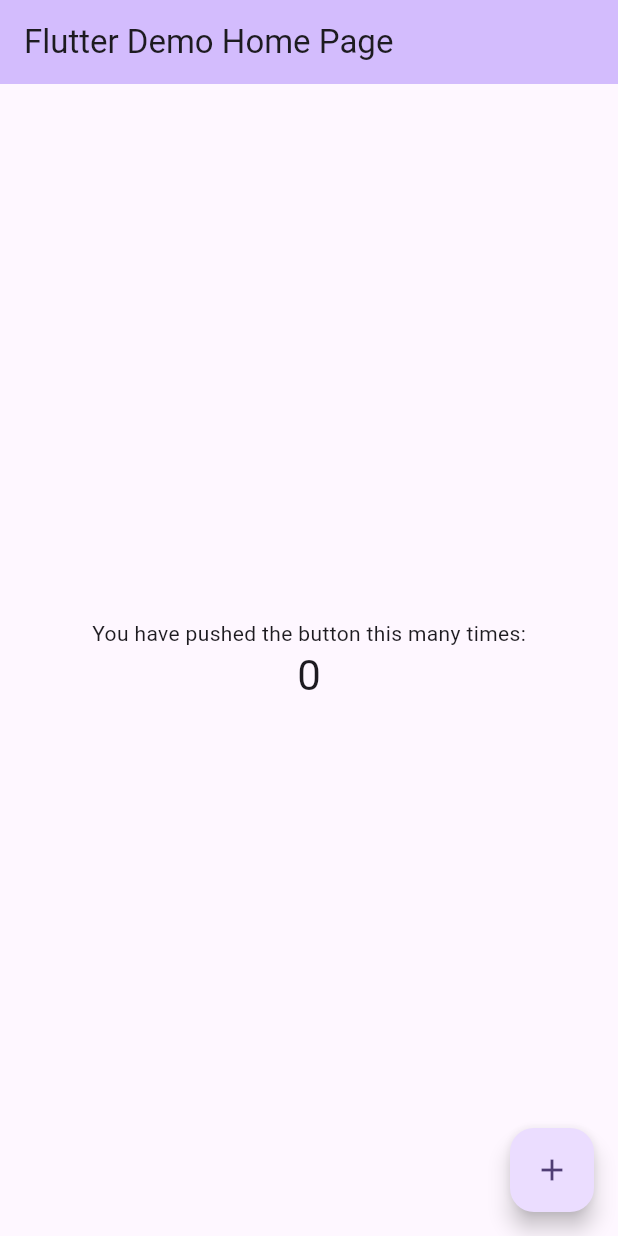
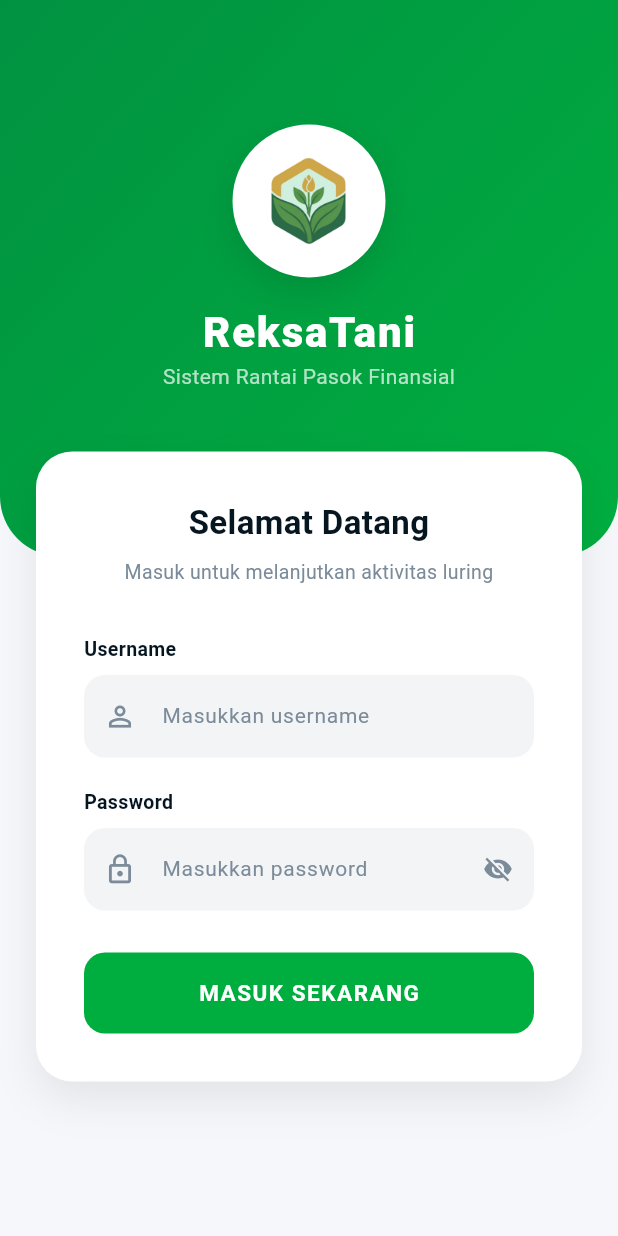
Before and after one commit to Umeem26/ReksaTani-App, a Flutter app: the screen it shows after launch, on a phone screen of 412 x 824 dp. Run offline on Flutter 3.47's test engine with Material 3 defaults, Android fonts, the light colour scheme and no system bars; our stand-ins replace flutter_dotenv, hive, hive_flutter; missing offline and left inert: mongo_dart; accounts and stored records are empty.

Commit message:
feat: implementasi Auth offline-first RBAC login

```diff
--- /dev/null
+++ b/reksatani_app/lib/core/routing/app_router.dart
@@ -0,0 +1,63 @@
+import 'package:flutter/material.dart';
+import '../../features/auth/screens/login_screen.dart';
+import '../../features/auth/controllers/auth_controller.dart';
+import '../../services/hive_service.dart';
+
+class AppRouter {
+  static Widget getGatekeeper() {
+    final usersBox = HiveService().usersBox;
+    final currentUser = usersBox.get('currentUser');
+
+    if (currentUser == null) {
+      return const LoginScreen();
+    }
+
+    // --- LOGIKA RBAC FINAL ---
+    if (currentUser.role == 'pengepul') {
+      return _buildPlaceholder(role: 'Pengepul', color: Colors.green, contextName: currentUser.username);
+    } else if (currentUser.role == 'manajer') {
+      return _buildPlaceholder(role: 'Manajer Gudang', color: Colors.amber, contextName: currentUser.username);
+    }
+
+    return const LoginScreen();
+  }
+
+  // --- UI SEMENTARA UNTUK TEST LOGOUT (WIP) ---
+  static Widget _buildPlaceholder({required String role, required Color color, required String contextName}) {
+    return Builder(
+      builder: (context) {
+        return Scaffold(
+          appBar: AppBar(
+            title: Text('WIP: Dasbor $role'),
+            backgroundColor: color,
+            actions: [
+              IconButton(
+                icon: const Icon(Icons.logout),
+                tooltip: 'Test Logout',
+                onPressed: () async {
+                  // Panggil fungsi logout dari controller buatanmu
+                  await AuthController().logout();
+
+                  // Refresh Gatekeeper
+                  if (context.mounted) {
+                    Navigator.pushReplacement(
+                      context,
+                      MaterialPageRoute(builder: (context) => AppRouter.getGatekeeper()),
+                    );
+                  }
+                },
+              ),
+            ],
+          ),
+          body: Center(
+            child: Text(
+              'Login sukses sebagai $contextName ($role).\n\nSilakan teman UI melanjutkan slicing di sini!',
+              textAlign: TextAlign.center,
+              style: const TextStyle(fontSize: 16),
+            ),
+          ),
+        );
+      }
+    );
+  }
+}
--- /dev/null
+++ b/reksatani_app/lib/features/auth/controllers/auth_controller.dart
@@ -0,0 +1,66 @@
+import 'package:flutter/material.dart';
+import 'package:mongo_dart/mongo_dart.dart' as mongo; // Import mongo_dart
+import '../../../models/hive/user_hive_model.dart';
+import '../../../services/hive_service.dart';
+import '../../../services/mongodb_service.dart'; // Import MongoDB Service temanmu
+
+class AuthController {
+  final ValueNotifier<bool> isLoading = ValueNotifier(false);
+  final ValueNotifier<String?> errorMessage = ValueNotifier(null);
+
+  Future<bool> login(String username, String password) async {
+    isLoading.value = true;
+    errorMessage.value = null;
+
+    try {
+      // 1. Panggil Collection 'users' dari MongoDB
+      // Pastikan nama collection-nya benar (asumsi: 'users')
+      var usersCollection = MongoDatabase.getCollection('users');
+
+      // 2. Cari data berdasarkan username di awan (Cloud)
+      var userDoc = await usersCollection.findOne(mongo.where.eq('username', username));
+
+      // 3. Jika username tidak ditemukan di MongoDB
+      if (userDoc == null) {
+        errorMessage.value = 'Username tidak ditemukan di database pusat!';
+        isLoading.value = false;
+        return false;
+      }
+
+      // 4. Validasi Password
+      // CATATAN: Pastikan nama field di MongoDB-mu adalah 'password_hash' atau sesuaikan
+      if (userDoc['password_hash'] != password) {
+        errorMessage.value = 'Password yang Anda masukkan salah!';
+        isLoading.value = false;
+        return false;
+      }
+
+      // 5. Jika COCOK, Kita ambil datanya dari MongoDB dan ubah jadi format Lokal (Hive)
+      final loggedInUser = UserHiveModel(
+        id: userDoc['_id'].toString(), // ObjectId dari Mongo diubah ke String
+        username: userDoc['username'],
+        passwordHash: userDoc['password_hash'],
+        role: userDoc['role'], // 'pengepul' atau 'manajer'
+        sisaUangJalan: (userDoc['sisa_uang_jalan'] ?? 0).toDouble(), // Pastikan double
+        waktuDibuat: DateTime.now(),
+      );
+
+      // 6. Simpan sesi login ke Hive! (Inilah kunci Offline-First)
+      await HiveService().usersBox.put('currentUser', loggedInUser);
+
+      isLoading.value = false;
+      return true; // Sukses login dari DB Pusat!
+
+    } catch (e) {
+      // Menangkap error jika internet putus saat sedang login
+      errorMessage.value = 'Gagal terhubung ke Server. Pastikan ada sinyal internet saat Login. Error: $e';
+      isLoading.value = false;
+      return false;
+    }
+  }
+
+  // Fungsi Logout
+  Future<void> logout() async {
+    await HiveService().usersBox.delete('currentUser');
+  }
+}
--- /dev/null
+++ b/reksatani_app/lib/features/auth/screens/login_screen.dart
@@ -0,0 +1,315 @@
+import 'package:flutter/material.dart';
+import '../controllers/auth_controller.dart';
+import '../../../core/routing/app_router.dart';
+
+// --- COLOR PALETTE (Light Mode Adapted) ---
+const Color textDark = Color(0xFF061621);    // Teks utama (Gelap pekat)
+const Color textMuted = Color(0xFF7B8B9A);   // Teks sekunder (Abu-abu)
+const Color bgLight = Color(0xFFF5F7FA);     // Background utama aplikasi (Off-white)
+const Color cardWhite = Color(0xFFFFFFFF);   // Background form
+const Color greenPrimary = Color(0xFF00AE3F);// Hijau nyala
+const Color greenMedium = Color(0xFF019241); // Hijau sedang (Gradient)
+const Color inputBg = Color(0xFFF3F4F6);     // Background kolom isian
+
+class LoginScreen extends StatefulWidget {
+  const LoginScreen({super.key});
+
+  @override
+  State<LoginScreen> createState() => _LoginScreenState();
+}
+
+class _LoginScreenState extends State<LoginScreen> {
+  final _usernameController = TextEditingController();
+  final _passwordController = TextEditingController();
+  final AuthController _authController = AuthController();
+  bool _isPasswordVisible = false;
+
+  void _handleLogin() async {
+    FocusScope.of(context).unfocus();
+
+    bool isSuccess = await _authController.login(
+      _usernameController.text,
+      _passwordController.text,
+    );
+
+    if (isSuccess && mounted) {
+      Navigator.pushReplacement(
+        context,
+        MaterialPageRoute(builder: (context) => AppRouter.getGatekeeper()),
+      );
+    }
+  }
+
+  @override
+  Widget build(BuildContext context) {
+    // Mendapatkan tinggi layar untuk proporsi header
+    final size = MediaQuery.of(context).size;
+
+    return Scaffold(
+      backgroundColor: bgLight,
+      body: Stack(
+        children: [
+          // --- HEADER LENGKUNG (BACKGROUND) ---
+          Container(
+            height: size.height * 0.45,
+            decoration: const BoxDecoration(
+              gradient: LinearGradient(
+                colors: [greenMedium, greenPrimary],
+                begin: Alignment.topLeft,
+                end: Alignment.bottomRight,
+              ),
+              borderRadius: BorderRadius.only(
+                bottomLeft: Radius.circular(40),
+                bottomRight: Radius.circular(40),
+              ),
+            ),
+          ),
+
+          // --- KONTEN UTAMA ---
+          SafeArea(
+            child: Center(
+              child: SingleChildScrollView(
+                physics: const BouncingScrollPhysics(),
+                child: Padding(
+                  padding: const EdgeInsets.symmetric(horizontal: 24.0),
+                  child: Column(
+                    mainAxisAlignment: MainAxisAlignment.center,
+                    children: [
+                      const SizedBox(height: 20),
+
+                      // --- LOGO & NAMA APP ---
+                      Container(
+                        padding: const EdgeInsets.all(16),
+                        decoration: BoxDecoration(
+                          color: cardWhite,
+                          shape: BoxShape.circle,
+                          boxShadow: [
+                            BoxShadow(
+                              color: Colors.black.withOpacity(0.1),
+                              blurRadius: 20,
+                              offset: const Offset(0, 10),
+                            ),
+                          ],
+                        ),
+                        child: Image.asset(
+                          'assets/logo.png',
+                          width: 70,
+                          height: 70,
+                          errorBuilder: (context, error, stackTrace) =>
+                              const Icon(Icons.eco, size: 70, color: greenPrimary),
+                        ),
+                      ),
+                      const SizedBox(height: 16),
+                      const Text(
+                        'ReksaTani',
+                        style: TextStyle(
+                          fontSize: 28,
+                          fontWeight: FontWeight.w900,
+                          color: cardWhite,
+                          letterSpacing: 1.2,
+                        ),
+                      ),
+                      const Text(
+                        'Sistem Rantai Pasok Finansial',
+                        style: TextStyle(
+                          color: Colors.white70,
+                          fontSize: 14,
+                        ),
+                      ),
+                      const SizedBox(height: 40),
+
+                      // --- KARTU FORM LOGIN (FLOATING CARD) ---
+                      Container(
+                        padding: const EdgeInsets.all(32),
+                        decoration: BoxDecoration(
+                          color: cardWhite,
+                          borderRadius: BorderRadius.circular(24),
+                          boxShadow: [
+                            BoxShadow(
+                              color: Colors.black.withOpacity(0.08),
+                              blurRadius: 24,
+                              offset: const Offset(0, 12),
+                            ),
+                          ],
+                        ),
+                        child: Column(
+                          crossAxisAlignment: CrossAxisAlignment.stretch,
+                          children: [
+                            const Text(
+                              'Selamat Datang',
+                              style: TextStyle(
+                                fontSize: 22,
+                                fontWeight: FontWeight.bold,
+                                color: textDark,
+                              ),
+                              textAlign: TextAlign.center,
+                            ),
+                            const SizedBox(height: 8),
+                            const Text(
+                              'Masuk untuk melanjutkan aktivitas luring',
+                              style: TextStyle(fontSize: 13, color: textMuted),
+                              textAlign: TextAlign.center,
+                            ),
+                            const SizedBox(height: 32),
+
+                            // --- INPUT USERNAME ---
+                            _buildModernTextField(
+                              controller: _usernameController,
+                              label: 'Username',
+                              hint: 'Masukkan username',
+                              icon: Icons.person_outline,
+                            ),
+                            const SizedBox(height: 20),
+
+                            // --- INPUT PASSWORD ---
+                            _buildModernTextField(
+                              controller: _passwordController,
+                              label: 'Password',
+                              hint: 'Masukkan password',
+                              icon: Icons.lock_outline,
+                              isPassword: true,
+                            ),
+                            const SizedBox(height: 28),
+
+                            // --- ERROR MESSAGE ---
+                            ValueListenableBuilder<String?>(
+                              valueListenable: _authController.errorMessage,
+                              builder: (context, error, child) {
+                                if (error == null) return const SizedBox.shrink();
+                                return Container(
+                                  padding: const EdgeInsets.symmetric(vertical: 10, horizontal: 12),
+                                  margin: const EdgeInsets.only(bottom: 20),
+                                  decoration: BoxDecoration(
+                                    color: Colors.red.shade50,
+                                    borderRadius: BorderRadius.circular(12),
+                                    border: Border.all(color: Colors.red.shade200),
+                                  ),
+                                  child: Row(
+                                    children: [
+                                      Icon(Icons.error_outline, color: Colors.red.shade700, size: 20),
+                                      const SizedBox(width: 8),
+                                      Expanded(
+                                        child: Text(
+                                          error,
+                                          style: TextStyle(color: Colors.red.shade700, fontSize: 13),
+                                        ),
+                                      ),
+                                    ],
+                                  ),
+                                );
+                              },
+                            ),
+
+                            // --- TOMBOL LOGIN ---
+                            ValueListenableBuilder<bool>(
+                              valueListenable: _authController.isLoading,
+                              builder: (context, isLoading, child) {
+                                return SizedBox(
+                                  height: 54,
+                                  child: ElevatedButton(
+                                    onPressed: isLoading ? null : _handleLogin,
+                                    style: ElevatedButton.styleFrom(
+                                      backgroundColor: greenPrimary,
+                                      foregroundColor: cardWhite,
+                                      elevation: 0,
+                                      shape: RoundedRectangleBorder(
+                                        borderRadius: BorderRadius.circular(14),
+                                      ),
+                                    ),
+                                    child: isLoading
+                                        ? const SizedBox(
+                                            height: 24,
+                                            width: 24,
+                                            child: CircularProgressIndicator(color: cardWhite, strokeWidth: 3),
+                                          )
+                                        : const Text(
+                                            'MASUK SEKARANG',
+                                            style: TextStyle(
+                                              fontSize: 15,
+                                              fontWeight: FontWeight.bold,
+                                              letterSpacing: 1.0,
+                                            ),
+                                          ),
+                                  ),
+                                );
+                              },
+                            ),
+                          ],
+                        ),
+                      ),
+                      const SizedBox(height: 40),
+                    ],
+                  ),
+                ),
+              ),
+            ),
+          ),
+        ],
+      ),
+    );
+  }
+
+  // --- WIDGET MODERN TEXTFIELD ---
+  Widget _buildModernTextField({
+    required TextEditingController controller,
+    required String label,
+    required String hint,
+    required IconData icon,
+    bool isPassword = false,
+  }) {
+    return Column(
+      crossAxisAlignment: CrossAxisAlignment.start,
+      children: [
+        Text(
+          label,
+          style: const TextStyle(
+            fontSize: 13,
+            fontWeight: FontWeight.w600,
+            color: textDark,
+          ),
+        ),
+        const SizedBox(height: 8),
+        TextFormField(
+          controller: controller,
+          obscureText: isPassword && !_isPasswordVisible,
+          style: const TextStyle(color: textDark, fontSize: 15),
+          cursorColor: greenPrimary,
+          decoration: InputDecoration(
+            hintText: hint,
+            hintStyle: const TextStyle(color: textMuted, fontSize: 14),
+            prefixIcon: Icon(icon, color: textMuted, size: 22),
+            suffixIcon: isPassword
+                ? IconButton(
+                    icon: Icon(
+                      _isPasswordVisible ? Icons.visibility : Icons.visibility_off,
+                      color: textMuted,
+                      size: 20,
+                    ),
+                    onPressed: () {
+                      setState(() {
+                        _isPasswordVisible = !_isPasswordVisible;
+                      });
+                    },
+                  )
+                : null,
+            filled: true,
+            fillColor: inputBg,
+            contentPadding: const EdgeInsets.symmetric(vertical: 16),
+            border: OutlineInputBorder(
+              borderRadius: BorderRadius.circular(14),
+              borderSide: BorderSide.none,
+            ),
+            focusedBorder: OutlineInputBorder(
+              borderRadius: BorderRadius.circular(14),
+              borderSide: const BorderSide(color: greenPrimary, width: 1.5),
+            ),
+            errorBorder: OutlineInputBorder(
+              borderRadius: BorderRadius.circular(14),
+              borderSide: BorderSide(color: Colors.red.shade300, width: 1.5),
+            ),
+          ),
+        ),
+      ],
+    );
+  }
+}
--- a/reksatani_app/lib/main.dart
+++ b/reksatani_app/lib/main.dart
@@ -2,131 +2,53 @@ import 'package:flutter/material.dart';
 import 'package:flutter_dotenv/flutter_dotenv.dart';
 import 'services/mongodb_service.dart';
 import 'services/hive_service.dart';
+import 'core/routing/app_router.dart';
 
 void main() async {
+  // Pastikan engine Flutter sudah siap
   WidgetsFlutterBinding.ensureInitialized();
-  await dotenv.load(fileName: ".env");
 
-  final hiveService = HiveService();
-  await hiveService.init();
+  try {
+    // 1. Load Environment Variables (.env)
+    await dotenv.load(fileName: ".env");
+  } catch (e) {
+    debugPrint("⚠️ Peringatan: Gagal meload .env file. Pastikan file ada dan terdaftar di pubspec.yaml. Error: $e");
+  }
 
-  await MongoDatabase.connect();
+  try {
+    // 2. Inisialisasi Hive (Wajib berhasil karena ini Single Source of Truth)
+    final hiveService = HiveService();
+    await hiveService.init();
+  } catch (e) {
+    debugPrint("🚨 ERROR FATAL: Hive gagal diinisialisasi! Error: $e");
+  }
+
+  try {
+    // 3. Konek ke MongoDB (Dibuat tidak memblokir aplikasi jika gagal)
+    // Karena konsep kita Offline-first, kalau gagal konek Mongo, app harus tetap jalan.
+    await MongoDatabase.connect();
+  } catch (e) {
+    debugPrint("🌐 Peringatan Jaringan: Gagal terhubung ke MongoDB Atlas. Aplikasi akan berjalan mode Offline. Error: $e");
+  }
+
+  // 4. Jalankan UI Aplikasinya
   runApp(const MyApp());
 }
 
 class MyApp extends StatelessWidget {
   const MyApp({super.key});
 
-  // This widget is the root of your application.
   @override
   Widget build(BuildContext context) {
     return MaterialApp(
-      title: 'Flutter Demo',
+      title: 'ReksaTani',
+      debugShowCheckedModeBanner: false, // Menghilangkan pita debug
       theme: ThemeData(
-        // This is the theme of your application.
-        //
-        // TRY THIS: Try running your application with "flutter run". You'll see
-        // the application has a purple toolbar. Then, without quitting the app,
-        // try changing the seedColor in the colorScheme below to Colors.green
-        // and then invoke "hot reload" (save your changes or press the "hot
-        // reload" button in a Flutter-supported IDE, or press "r" if you used
-        // the command line to start the app).
-        //
-        // Notice that the counter didn't reset back to zero; the application
-        // state is not lost during the reload. To reset the state, use hot
-        // restart instead.
-        //
-        // This works for code too, not just values: Most code changes can be
-        // tested with just a hot reload.
-        colorScheme: ColorScheme.fromSeed(seedColor: Colors.deepPurple),
+        colorScheme: ColorScheme.fromSeed(seedColor: Colors.green),
+        useMaterial3: true,
       ),
-      home: const MyHomePage(title: 'Flutter Demo Home Page'),
+      // Arahkan ke Gatekeeper
+      home: AppRouter.getGatekeeper(),
     );
   }
 }
-
-class MyHomePage extends StatefulWidget {
-  const MyHomePage({super.key, required this.title});
-
-  // This widget is the home page of your application. It is stateful, meaning
-  // that it has a State object (defined below) that contains fields that affect
-  // how it looks.
-
-  // This class is the configuration for the state. It holds the values (in this
-  // case the title) provided by the parent (in this case the App widget) and
-  // used by the build method of the State. Fields in a Widget subclass are
-  // always marked "final".
-
-  final String title;
-
-  @override
-  State<MyHomePage> createState() => _MyHomePageState();
-}
-
-class _MyHomePageState extends State<MyHomePage> {
-  int _counter = 0;
-
-  void _incrementCounter() {
-    setState(() {
-      // This call to setState tells the Flutter framework that something has
-      // changed in this State, which causes it to rerun the build method below
-      // so that the display can reflect the updated values. If we changed
-      // _counter without calling setState(), then the build method would not be
-      // called again, and so nothing would appear to happen.
-      _counter++;
-    });
-  }
-
-  @override
-  Widget build(BuildContext context) {
-    // This method is rerun every time setState is called, for instance as done
-    // by the _incrementCounter method above.
-    //
-    // The Flutter framework has been optimized to make rerunning build methods
-    // fast, so that you can just rebuild anything that needs updating rather
-    // than having to individually change instances of widgets.
-    return Scaffold(
-      appBar: AppBar(
-        // TRY THIS: Try changing the color here to a specific color (to
-        // Colors.amber, perhaps?) and trigger a hot reload to see the AppBar
-        // change color while the other colors stay the same.
-        backgroundColor: Theme.of(context).colorScheme.inversePrimary,
-        // Here we take the value from the MyHomePage object that was created by
-        // the App.build method, and use it to set our appbar title.
-        title: Text(widget.title),
-      ),
-      body: Center(
-        // Center is a layout widget. It takes a single child and positions it
-        // in the middle of the parent.
-        child: Column(
-          // Column is also a layout widget. It takes a list of children and
-          // arranges them vertically. By default, it sizes itself to fit its
-          // children horizontally, and tries to be as tall as its parent.
-          //
-          // Column has various properties to control how it sizes itself and
-          // how it positions its children. Here we use mainAxisAlignment to
-          // center the children vertically; the main axis here is the vertical
-          // axis because Columns are vertical (the cross axis would be
-          // horizontal).
-          //
-          // TRY THIS: Invoke "debug painting" (choose the "Toggle Debug Paint"
-          // action in the IDE, or press "p" in the console), to see the
-          // wireframe for each widget.
-          mainAxisAlignment: MainAxisAlignment.center,
-          children: [
-            const Text('You have pushed the button this many times:'),
-            Text(
-              '$_counter',
-              style: Theme.of(context).textTheme.headlineMedium,
-            ),
-          ],
-        ),
-      ),
-      floatingActionButton: FloatingActionButton(
-        onPressed: _incrementCounter,
-        tooltip: 'Increment',
-        child: const Icon(Icons.add),
-      ),
-    );
-  }
-}
--- a/reksatani_app/pubspec.yaml
+++ b/reksatani_app/pubspec.yaml
@@ -58,6 +58,9 @@ dev_dependencies:
 
 # The following section is specific to Flutter packages.
 flutter:
+  assets:
+      - .env
+      - assets/logo.png
 
   # The following line ensures that the Material Icons font is
   # included with your application, so that you can use the icons in
@@ -65,8 +68,7 @@ flutter:
   uses-material-design: true
 
   # To add assets to your application, add an assets section, like this:
-  assets:
-    - .env
+
   #   - images/a_dot_burr.jpeg
   #   - images/a_dot_ham.jpeg
 
```
Also changed, not shown: reksatani_app/assets/logo.png (added), 4 other files.
